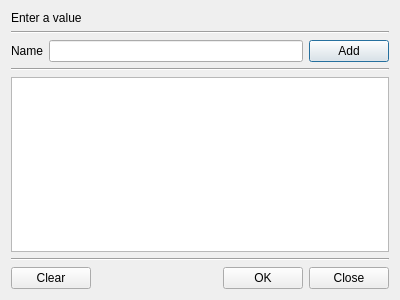
Qt form BerEditor/one_list_dlg.ui (jykim74/BerEditor) before a commit.
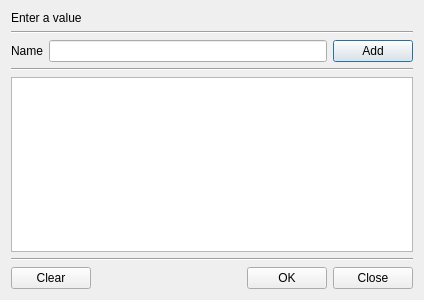
The same form after that commit.

Commit message: UI 개선

```diff
--- a/BerEditor/one_list_dlg.ui
+++ b/BerEditor/one_list_dlg.ui
@@ -6,7 +6,7 @@
    <rect>
     <x>0</x>
     <y>0</y>
-    <width>400</width>
+    <width>424</width>
     <height>300</height>
    </rect>
   </property>
```
The commit also changes 4 other files.
